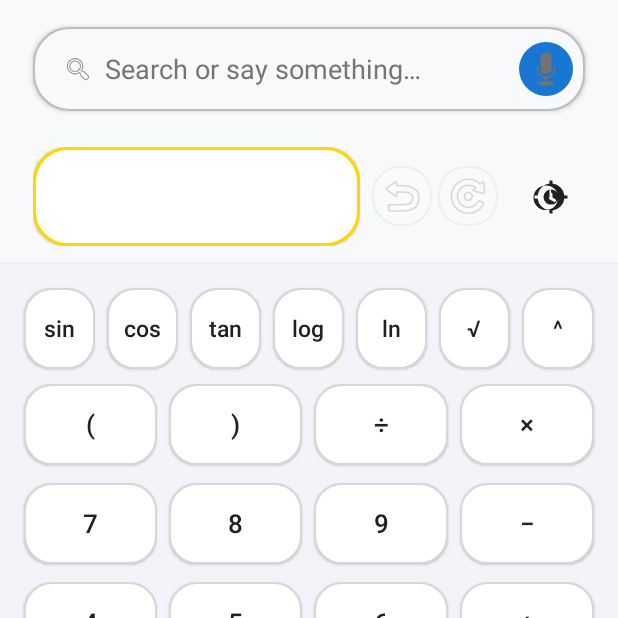
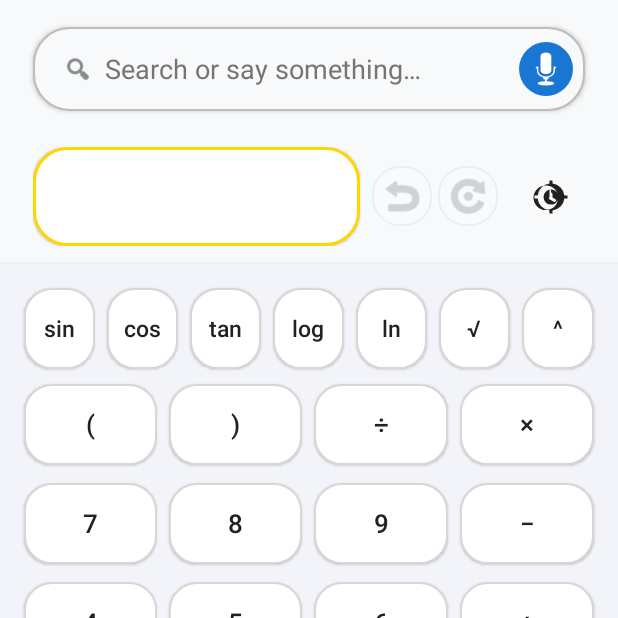
Before and after one commit to akshayabduk/smartcalc-voice-171, an Android app: the screen it shows after launch (MainActivity), on a phone screen of 412 x 824 dp, the top half of it. Run offline under Robolectric (Android 15) with nearby library versions, the phone set to English and light mode, and no system bars; libraries missing offline, so code that uses them is left out: org.apache.commons.

```diff
--- a/kotlin_frontend/app/src/main/res/layout/activity_main.xml
+++ b/kotlin_frontend/app/src/main/res/layout/activity_main.xml
@@ -1,6 +1,5 @@
 <RelativeLayout xmlns:android="http://schemas.android.com/apk/res/android"
     xmlns:tools="http://schemas.android.com/tools"
-    xmlns:app="http://schemas.android.com/apk/res-auto"
     android:layout_width="match_parent"
     android:layout_height="match_parent"
     tools:context=".MainActivity"
@@ -63,7 +62,7 @@
                 android:layout_height="40dp"
                 android:background="@drawable/bg_calc_button_normal"
                 android:src="@android:drawable/ic_menu_revert"
-                app:tint="@color/onSurface"
+                android:tint="@color/onSurface"
                 android:contentDescription="@string/undo_button_desc"
                 android:layout_marginEnd="4dp"
                 android:padding="8dp"/>
@@ -74,7 +73,7 @@
                 android:layout_height="40dp"
                 android:background="@drawable/bg_calc_button_normal"
                 android:src="@android:drawable/ic_menu_rotate"
-                app:tint="@color/onSurface"
+                android:tint="@color/onSurface"
                 android:contentDescription="@string/redo_button_desc"
                 android:padding="8dp"/>
         </LinearLayout>
@@ -86,7 +85,7 @@
             android:layout_height="46dp"
             android:layout_marginStart="12dp"
             android:src="@drawable/ic_history"
-            app:tint="@color/onSurface"
+            android:tint="@color/onSurface"
             android:background="@android:color/transparent"
             android:contentDescription="@string/history_icon_content_desc"
             android:clickable="true"
--- a/kotlin_frontend/app/src/main/res/layout/view_voice_search_bar.xml
+++ b/kotlin_frontend/app/src/main/res/layout/view_voice_search_bar.xml
@@ -1,6 +1,5 @@
 <?xml version="1.0" encoding="utf-8"?>
 <LinearLayout xmlns:android="http://schemas.android.com/apk/res/android"
-    xmlns:app="http://schemas.android.com/apk/res-auto"
     android:id="@+id/voiceSearchRoot"
     android:layout_width="match_parent"
     android:layout_height="56dp"
@@ -19,7 +18,7 @@
         android:id="@+id/ivSearchIcon"
         android:layout_width="20dp"
         android:layout_height="20dp"
-        app:tint="@color/colorSecondary"
+        android:tint="@color/colorSecondary"
         android:src="@android:drawable/ic_menu_search"
         android:contentDescription="@null"
         android:layout_marginEnd="8dp" />
@@ -41,7 +40,7 @@
         android:layout_width="36dp"
         android:layout_height="36dp"
         android:background="@drawable/bg_mic_button"
-        app:tint="@android:color/white"
+        android:tint="@android:color/white"
         android:src="@android:drawable/ic_btn_speak_now"
         android:contentDescription="@string/voice_search_content_desc"
         android:layout_marginStart="8dp"/>
--- a/kotlin_frontend/app/src/main/res/values/ids.xml
+++ b/kotlin_frontend/app/src/main/res/values/ids.xml
@@ -4,5 +4,4 @@
     <item name="historyTimestamp" type="id"/>
     <item name="historyExpression" type="id"/>
     <item name="historyResult" type="id"/>
-    <item name="favoriteButton" type="id"/>
 </resources>
--- a/kotlin_frontend/app/src/main/res/values/strings.xml
+++ b/kotlin_frontend/app/src/main/res/values/strings.xml
@@ -32,6 +32,4 @@
     <string name="redo_button_desc">Redo last undone change</string>
     <string name="swipe_to_delete_desc">Swipe left or right to delete</string>
     <string name="calculation_deleted">Calculation deleted</string>
-    <string name="favorite_button_desc">Toggle favorite status</string>
-    <string name="filter_favorites">Show favorites</string>
 </resources>
```
Also changed, not shown: kotlin_frontend/app/src/main/kotlin/org/example/app/CalculationHistory.kt (+4 -25 lines), kotlin_frontend/app/src/main/kotlin/org/example/app/HistoryAdapter.kt (+5 -36 lines), kotlin_frontend/app/src/main/kotlin/org/example/app/MainActivity.kt (+4 -18 lines), kotlin_frontend/app/src/main/res/layout/view_history_drawer.xml (+3 -23 lines), 11 other files.
